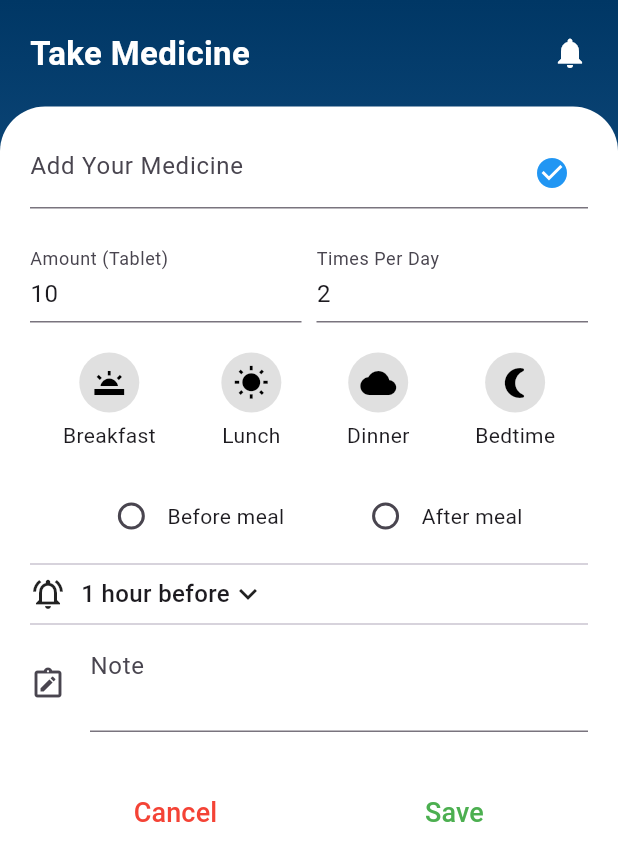
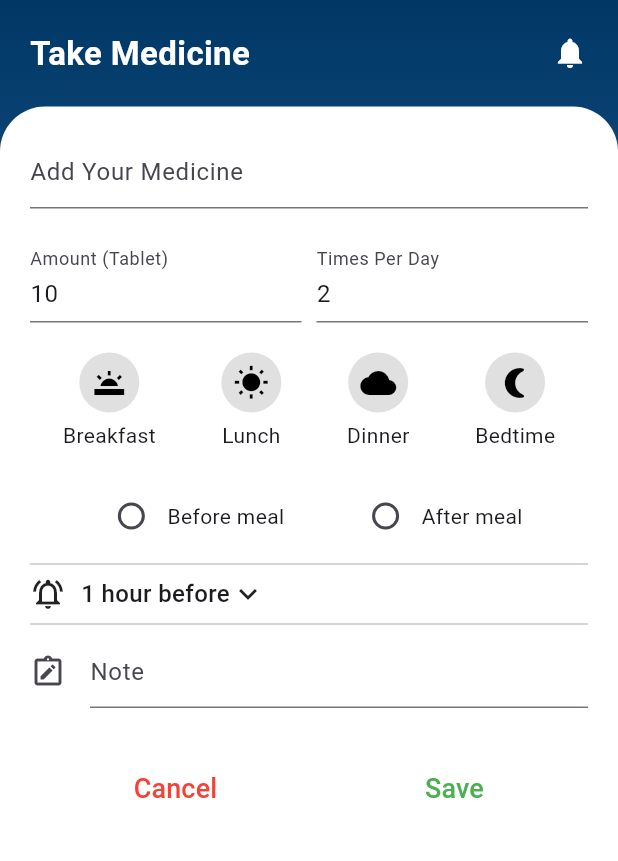
Before and after one commit to dewmsr/-ITDS283_Sec2_Group10, a Flutter app: the TakeMedicinePage screen opened directly, on a phone screen of 412 x 824 dp. Shown: the top 861 px of the screen. Run offline on Flutter 3.47's test engine with Material 3 defaults, Android fonts, the light colour scheme and no system bars; our stand-ins replace font_awesome_flutter, iconly; missing offline and left inert: time_picker_spinner; Roboto replaces fonts that are missing (Poppins).

Commit message:
Update medicine.dart

```diff
--- a/kemisara/lib/pages/medicine.dart
+++ b/kemisara/lib/pages/medicine.dart
@@ -184,8 +184,7 @@ Widget buildTimeSelector() {
                         TextField(
                           controller: medicineController,
                           decoration: InputDecoration(
-                            hintText: "Add Your Medicine",
-                            suffixIcon: Icon(Icons.check_circle, color: Colors.blue),
+                            hintText: "Add Your Medicine"
                           ),
                         ),
                         SizedBox(height: 20),
@@ -278,7 +277,7 @@ Widget buildTimeSelector() {
                         Divider(),
                         TextField(
                           controller: noteController,
-                          maxLines: 2,
+                          maxLines: 1,
                           decoration: InputDecoration(
                             icon: Icon(Icons.note_alt_outlined),
                             hintText: "Note",
```
